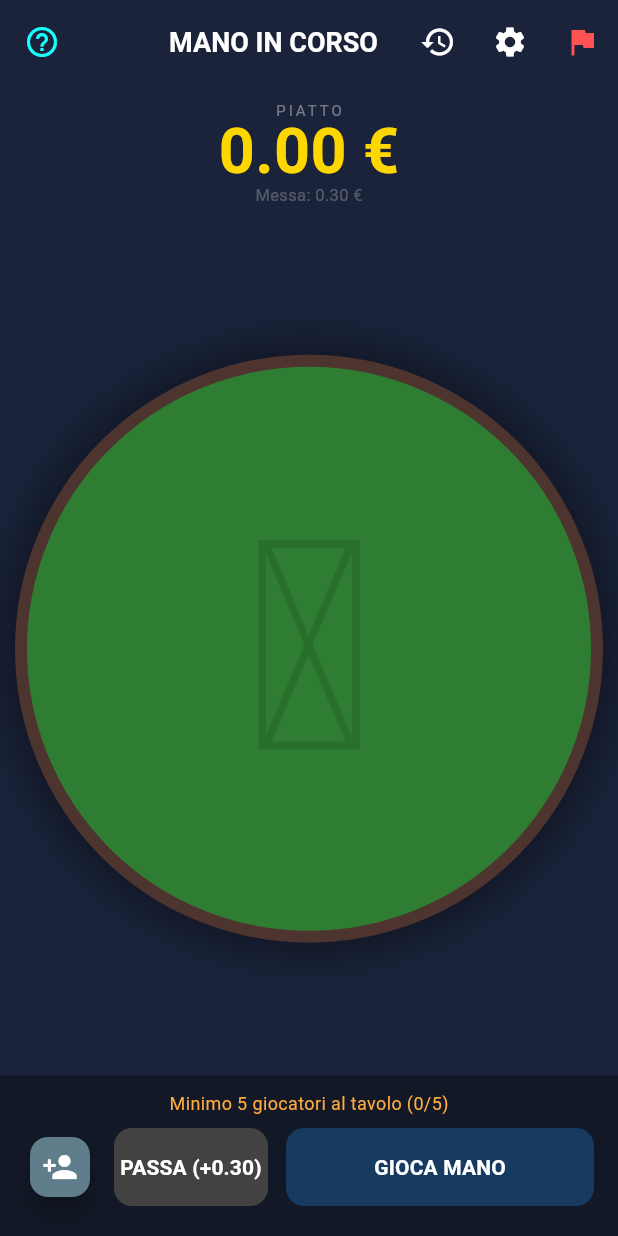
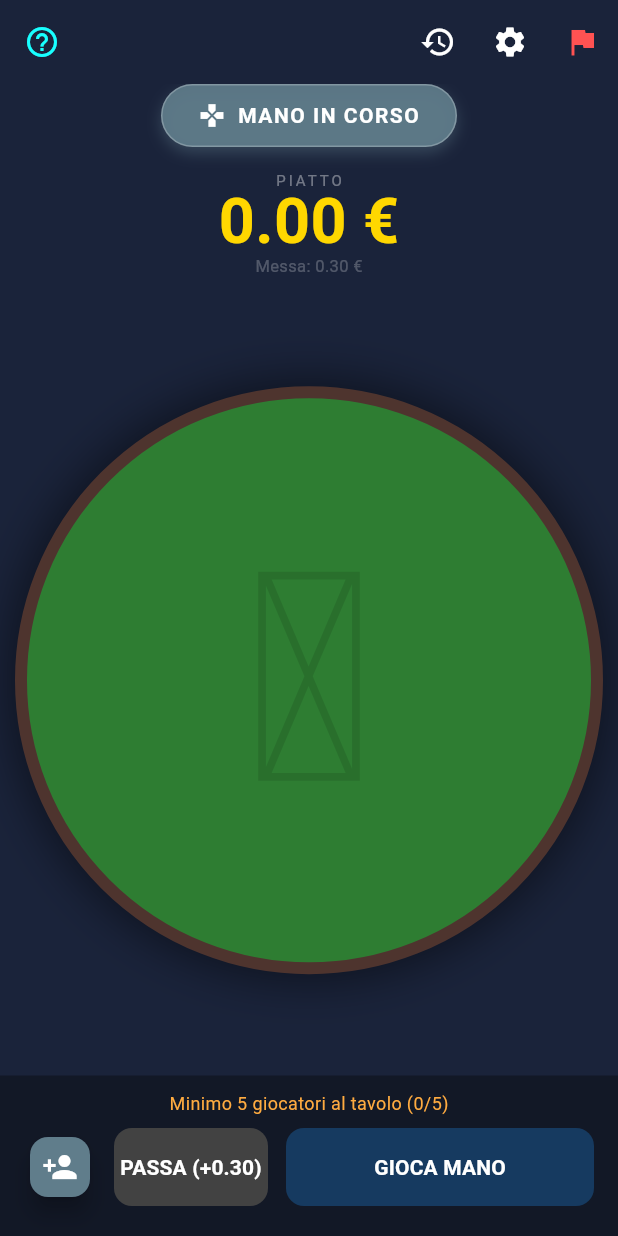
Before and after one commit to mviolicautha/bestia-score-keeper, a Flutter app: the screen it shows after launch, on a phone screen of 412 x 824 dp. Run offline on Flutter 3.47's test engine with Material 3 defaults, Android fonts, the phone set to English and light mode, and no system bars; drawn by our look-alikes of showcaseview; our stand-ins replace sqflite; accounts and stored records are empty.

Commit message:
FIX: Spostata la "fase di gioco" in un isola

```diff
--- a/lib/ui/screens/game_table_screen.dart
+++ b/lib/ui/screens/game_table_screen.dart
@@ -1,4 +1,5 @@
 import 'dart:math';
+import 'dart:ui';
 import 'package:flutter/material.dart';
 import 'package:provider/provider.dart';
 import 'package:showcaseview/showcaseview.dart';
@@ -33,28 +34,11 @@ class _GameTableScreenState extends State<GameTableScreen> {
   Widget _buildScaffold(BuildContext context) {
     final game = context.watch<GameProvider>();
 
-    String statusText = "";
-    Color statusColor = Colors.white;
-    switch (game.currentPhase) {
-      case GamePhase.dealerSelection:
-        statusText = "MANO IN CORSO";
-        break;
-      case GamePhase.pickingWinners:
-        statusText = "SELEZIONA VINCITORI";
-        statusColor = Colors.greenAccent;
-        break;
-      case GamePhase.pickingLosers:
-        statusText = "SELEZIONA BUSSATI";
-        statusColor = Colors.redAccent;
-        break;
-    }
-
     if (game.isLoading) return const Scaffold(body: Center(child: CircularProgressIndicator()));
 
     return Scaffold(
+      // 1. APPBAR PULITA (Senza Titolo)
       appBar: AppBar(
-        title: Text(statusText, style: TextStyle(color: statusColor, fontWeight: FontWeight.bold, fontSize: 18)),
-        centerTitle: true,
         backgroundColor: const Color(0xFF1A233A),
         elevation: 0,
         leading: IconButton(
@@ -75,7 +59,7 @@ class _GameTableScreenState extends State<GameTableScreen> {
           Showcase(
             key: _historyKey,
             title: 'Cronologia',
-            description: 'Vedi tutte le azioni della partita:\nvincite, bestie e passaggi.',
+            description: 'Vedi tutte le azioni della partita.',
             child: IconButton(
               icon: const Icon(Icons.history, color: Colors.white),
               tooltip: "Storico Partita",
@@ -86,7 +70,7 @@ class _GameTableScreenState extends State<GameTableScreen> {
             Showcase(
               key: _undoKey,
               title: 'Annulla Azione',
-              description: 'Hai sbagliato a segnare?\nTorna indietro fino a 5 mosse.',
+              description: 'Torna indietro fino a 5 mosse.',
               child: IconButton(
                 icon: const Icon(Icons.undo, color: Colors.amberAccent),
                 tooltip: "Annulla ultima azione",
@@ -112,7 +96,7 @@ class _GameTableScreenState extends State<GameTableScreen> {
           Showcase(
             key: _endGameKey,
             title: 'Fine Partita',
-            description: 'Termina la sessione, restituisce gli inviti\ne calcola la classifica finale.',
+            description: 'Termina la sessione e calcola i risultati.',
             child: IconButton(
               icon: const Icon(Icons.flag, color: Colors.redAccent),
               tooltip: "Termina Partita",
@@ -124,12 +108,17 @@ class _GameTableScreenState extends State<GameTableScreen> {
       backgroundColor: const Color(0xFF1A233A),
       body: Column(
         children: [
+          // 2. NUOVA ISOLA DI STATO (Sotto l'AppBar)
+          _buildStatusIsland(game.currentPhase),
+
+          const SizedBox(height: 10),
+
           Showcase(
             key: _potKey,
             title: 'Il Piatto',
-            description: "Qui vedi il montepremi attuale.\nL'invito viene versato automaticamente.",
+            description: "Qui vedi il montepremi attuale.",
             child: Container(
-              padding: const EdgeInsets.symmetric(vertical: 10),
+              padding: const EdgeInsets.symmetric(vertical: 5),
               child: Column(
                 children: [
                   const Text("PIATTO", style: TextStyle(color: Colors.white38, letterSpacing: 2, fontSize: 10)),
@@ -160,14 +149,22 @@ class _GameTableScreenState extends State<GameTableScreen> {
                       alignment: Alignment.center,
                       clipBehavior: Clip.none,
                       children: [
-                        Container(
-                          decoration: BoxDecoration(
-                            color: const Color(0xFF2E7D32),
-                            shape: BoxShape.circle,
-                            border: Border.all(color: const Color(0xFF4E342E), width: 8),
-                            boxShadow: const [BoxShadow(color: Colors.black45, blurRadius: 25, spreadRadius: 5)],
+                        _buildTableBackground(tableDiameter, game.currentPhase),
+
+                        if (game.selectionGroups.isNotEmpty)
+                          SizedBox(
+                            width: tableDiameter,
+                            height: tableDiameter,
+                            child: CustomPaint(
+                              painter: SelectionLinesPainter(
+                                players: activeList,
+                                groups: game.selectionGroups,
+                                radius: radius - 35,
+                                phase: game.currentPhase,
+                              ),
+                            ),
                           ),
-                        ),
+
                         Opacity(
                           opacity: 0.1,
                           child: Text(
@@ -194,7 +191,6 @@ class _GameTableScreenState extends State<GameTableScreen> {
                                   return;
                                 }
 
-                                // LOGICA CONFERMA IBRIDA
                                 if (game.currentPhase == GamePhase.pickingLosers && game.currentHandWinners.contains(p.id)) {
                                   _showHybridWarningDialog(context, p, game);
                                 } else {
@@ -222,6 +218,95 @@ class _GameTableScreenState extends State<GameTableScreen> {
             child: SafeArea(child: _buildBottomControls(context, game)),
           ),
         ],
+      ),
+    );
+  }
+
+  // --- NUOVA ISOLA DI STATO ---
+  Widget _buildStatusIsland(GamePhase phase) {
+    String text;
+    Color color;
+    IconData icon;
+
+    switch (phase) {
+      case GamePhase.dealerSelection:
+        text = "MANO IN CORSO";
+        color = Colors.blueGrey; // Neutro
+        icon = Icons.gamepad;
+        break;
+      case GamePhase.pickingWinners:
+        text = "SELEZIONA VINCITORI";
+        color = Colors.green;
+        icon = Icons.emoji_events;
+        break;
+      case GamePhase.pickingLosers:
+        text = "SELEZIONA BUSSATI";
+        color = Colors.redAccent;
+        icon = Icons.mood_bad;
+        break;
+    }
+
+    return Container(
+      padding: const EdgeInsets.symmetric(horizontal: 24, vertical: 10),
+      decoration: BoxDecoration(
+        color: color.withOpacity(0.9),
+        borderRadius: BorderRadius.circular(30),
+        boxShadow: [
+          BoxShadow(
+            color: color.withOpacity(0.4),
+            blurRadius: 8,
+            offset: const Offset(0, 4),
+          )
+        ],
+        border: Border.all(color: Colors.white24, width: 1),
+      ),
+      child: Row(
+        mainAxisSize: MainAxisSize.min,
+        children: [
+          Icon(icon, color: Colors.white, size: 18),
+          const SizedBox(width: 8),
+          Text(
+            text,
+            style: const TextStyle(
+              color: Colors.white,
+              fontWeight: FontWeight.bold,
+              fontSize: 14,
+              letterSpacing: 1.0,
+            ),
+          ),
+        ],
+      ),
+    );
+  }
+
+  Widget _buildTableBackground(double diameter, GamePhase phase) {
+    Color baseColor;
+    Color borderColor;
+
+    switch (phase) {
+      case GamePhase.dealerSelection:
+        baseColor = const Color(0xFF2E7D32);
+        borderColor = const Color(0xFF4E342E);
+        break;
+      case GamePhase.pickingWinners:
+        baseColor = const Color(0xFF00695C);
+        borderColor = const Color(0xFF004D40);
+        break;
+      case GamePhase.pickingLosers:
+        baseColor = const Color(0xFFB71C1C);
+        borderColor = const Color(0xFF7F0000);
+        break;
+    }
+
+    return AnimatedContainer(
+      duration: const Duration(milliseconds: 500),
+      width: diameter,
+      height: diameter,
+      decoration: BoxDecoration(
+        color: baseColor,
+        shape: BoxShape.circle,
+        border: Border.all(color: borderColor, width: 8),
+        boxShadow: const [BoxShadow(color: Colors.black45, blurRadius: 25, spreadRadius: 5)],
       ),
     );
   }
@@ -280,7 +365,6 @@ class _GameTableScreenState extends State<GameTableScreen> {
             child: Text("Nella Bestia il piatto è diviso in 3 parti.\nSeleziona chi ha fatto più prese:", style: TextStyle(color: Colors.grey, fontSize: 13)),
           ),
 
-          // OPZIONE GRUPPO 1
           SimpleDialogOption(
             padding: const EdgeInsets.symmetric(vertical: 12, horizontal: 24),
             child: Container(
@@ -300,7 +384,6 @@ class _GameTableScreenState extends State<GameTableScreen> {
             },
           ),
 
-          // OPZIONE GRUPPO 2
           SimpleDialogOption(
             padding: const EdgeInsets.symmetric(vertical: 12, horizontal: 24),
             child: Container(
@@ -398,23 +481,12 @@ class _GameTableScreenState extends State<GameTableScreen> {
     double borderWidth = 2;
     double scale = 1.0;
 
-    // Palette di 12 colori distinti per garantire unicità fino a 12 giocatori
     final List<Color> distinctColors = [
-      Colors.red.shade700,
-      Colors.blue.shade700,
-      Colors.green.shade700,
-      Colors.orange.shade800,
-      Colors.purple.shade700,
-      Colors.teal.shade700,
-      Colors.pink.shade700,
-      Colors.blueGrey.shade700,
-      Colors.brown.shade700,
-      Colors.indigo.shade700,
-      Colors.lime.shade900,
-      Colors.cyan.shade800,
+      Colors.red.shade700, Colors.blue.shade700, Colors.green.shade700, Colors.orange.shade800,
+      Colors.purple.shade700, Colors.teal.shade700, Colors.pink.shade700, Colors.blueGrey.shade700,
+      Colors.brown.shade700, Colors.indigo.shade700, Colors.lime.shade900, Colors.cyan.shade800,
     ];
 
-    // Assegna il colore in base alla posizione (indice), non al nome
     final Color avatarColor = distinctColors[playerIndex % distinctColors.length];
 
     List<Color> groupColors = [Colors.greenAccent, Colors.cyanAccent, Colors.orangeAccent, Colors.purpleAccent];
@@ -442,27 +514,11 @@ class _GameTableScreenState extends State<GameTableScreen> {
             alignment: Alignment.topCenter,
             children: [
               Container(
-                decoration: BoxDecoration(
-                  shape: BoxShape.circle,
-                  border: Border.all(color: borderColor, width: borderWidth),
-                  boxShadow: [BoxShadow(color: Colors.black.withOpacity(0.3), blurRadius: 4, offset: const Offset(0, 2))]
-                ),
-                child: CircleAvatar(
-                  radius: 28,
-                  backgroundColor: avatarColor, // Usa il nuovo colore unico
-                  foregroundColor: Colors.white,
-                  child: const Icon(Icons.person, size: 34)
-                ),
+                decoration: BoxDecoration(shape: BoxShape.circle, border: Border.all(color: borderColor, width: borderWidth), boxShadow: [BoxShadow(color: Colors.black.withOpacity(0.3), blurRadius: 4, offset: const Offset(0, 2))]),
+                child: CircleAvatar(radius: 28, backgroundColor: avatarColor, foregroundColor: Colors.white, child: const Icon(Icons.person, size: 34)),
               ),
               if (groupLabel != null)
-                Positioned(
-                  top: -12,
-                  child: Container(
-                    padding: const EdgeInsets.symmetric(horizontal: 6, vertical: 2),
-                    decoration: BoxDecoration(color: groupColor, borderRadius: BorderRadius.circular(8), border: Border.all(color: Colors.white, width: 1.5), boxShadow: const [BoxShadow(color: Colors.black26, blurRadius: 2)]),
-                    child: Text(groupLabel, style: const TextStyle(color: Colors.black87, fontSize: 9, fontWeight: FontWeight.w900, letterSpacing: 0.5))
-                  )
-                ),
+                Positioned(top: -12, child: Container(padding: const EdgeInsets.symmetric(horizontal: 6, vertical: 2), decoration: BoxDecoration(color: groupColor, borderRadius: BorderRadius.circular(8), border: Border.all(color: Colors.white, width: 1.5), boxShadow: const [BoxShadow(color: Colors.black26, blurRadius: 2)]), child: Text(groupLabel, style: const TextStyle(color: Colors.black87, fontSize: 9, fontWeight: FontWeight.w900, letterSpacing: 0.5)))),
             ],
           ),
           const SizedBox(height: 6),
@@ -474,7 +530,17 @@ class _GameTableScreenState extends State<GameTableScreen> {
               children: [
                 Text(player.name, textAlign: TextAlign.center, maxLines: 1, overflow: TextOverflow.ellipsis, style: const TextStyle(color: Colors.white, fontSize: 13, fontWeight: FontWeight.bold)),
                 const SizedBox(height: 2),
-                Text("${player.score.toStringAsFixed(2)}€", textAlign: TextAlign.center, style: TextStyle(color: player.score < 0 ? Colors.redAccent : Colors.greenAccent, fontSize: 11, fontWeight: FontWeight.w900, letterSpacing: 0.5)),
+                Text(
+                  "${player.score.toStringAsFixed(2)}€",
+                  textAlign: TextAlign.center,
+                  style: TextStyle(
+                    color: player.score < 0 ? Colors.redAccent : Colors.greenAccent,
+                    fontSize: 11,
+                    fontWeight: FontWeight.w900,
+                    letterSpacing: 0.5,
+                    fontFeatures: const [FontFeature.tabularFigures()],
+                  ),
+                ),
               ],
             ),
           ),
@@ -554,15 +620,12 @@ class _GameTableScreenState extends State<GameTableScreen> {
     String btnText = game.currentPhase == GamePhase.pickingWinners ? "CONFERMA" : "FINE MANO";
     VoidCallback? onConfirm;
 
-    // GESTIONE CONFERMA VINCITORI (Logica Modificata)
     if (game.currentPhase == GamePhase.pickingWinners) {
       if (game.selectionGroups.isEmpty) {
         onConfirm = null;
       } else if (game.selectionGroups.length == 2) {
-        // Se 2 gruppi, chiediamo chi prende i 2/3
         onConfirm = () => _showTwoWinnersDialog(context, game);
       } else {
-        // Altrimenti divisione standard
         onConfirm = () => game.confirmWinners();
       }
     } else {
@@ -671,3 +734,63 @@ class _GameTableScreenState extends State<GameTableScreen> {
     );
   }
 }
+
+class SelectionLinesPainter extends CustomPainter {
+  final List<Player> players;
+  final List<Set<String>> groups;
+  final double radius;
+  final GamePhase phase;
+
+  SelectionLinesPainter({
+    required this.players,
+    required this.groups,
+    required this.radius,
+    required this.phase,
+  });
+
+  @override
+  void paint(Canvas canvas, Size size) {
+    if (players.isEmpty) return;
+
+    final center = Offset(size.width / 2, size.height / 2);
+
+    List<Color> groupColors = [Colors.greenAccent, Colors.cyanAccent, Colors.orangeAccent, Colors.purpleAccent];
+    if (phase == GamePhase.pickingLosers) {
+      groupColors = [Colors.redAccent, Colors.deepOrangeAccent, Colors.pinkAccent, Colors.amberAccent];
+    }
+
+    final Paint paint = Paint()
+      ..style = PaintingStyle.stroke
+      ..strokeWidth = 3.0
+      ..strokeCap = StrokeCap.round;
+
+    for (int g = 0; g < groups.length; g++) {
+      final group = groups[g];
+      if (group.length < 2) continue;
+
+      paint.color = groupColors[g % groupColors.length].withOpacity(0.6);
+
+      List<Offset> points = [];
+      for (String id in group) {
+        int index = players.indexWhere((p) => p.id == id);
+        if (index != -1) {
+          final double angle = (2 * pi * index) / players.length - (pi / 2);
+          final double x = center.dx + radius * cos(angle);
+          final double y = center.dy + radius * sin(angle);
+          points.add(Offset(x, y));
+        }
+      }
+
+      for (int i = 0; i < points.length; i++) {
+        for (int j = i + 1; j < points.length; j++) {
+           canvas.drawLine(points[i], points[j], paint);
+        }
+      }
+    }
+  }
+
+  @override
+  bool shouldRepaint(covariant SelectionLinesPainter oldDelegate) {
+    return oldDelegate.groups != groups || oldDelegate.players != players;
+  }
+}
```
